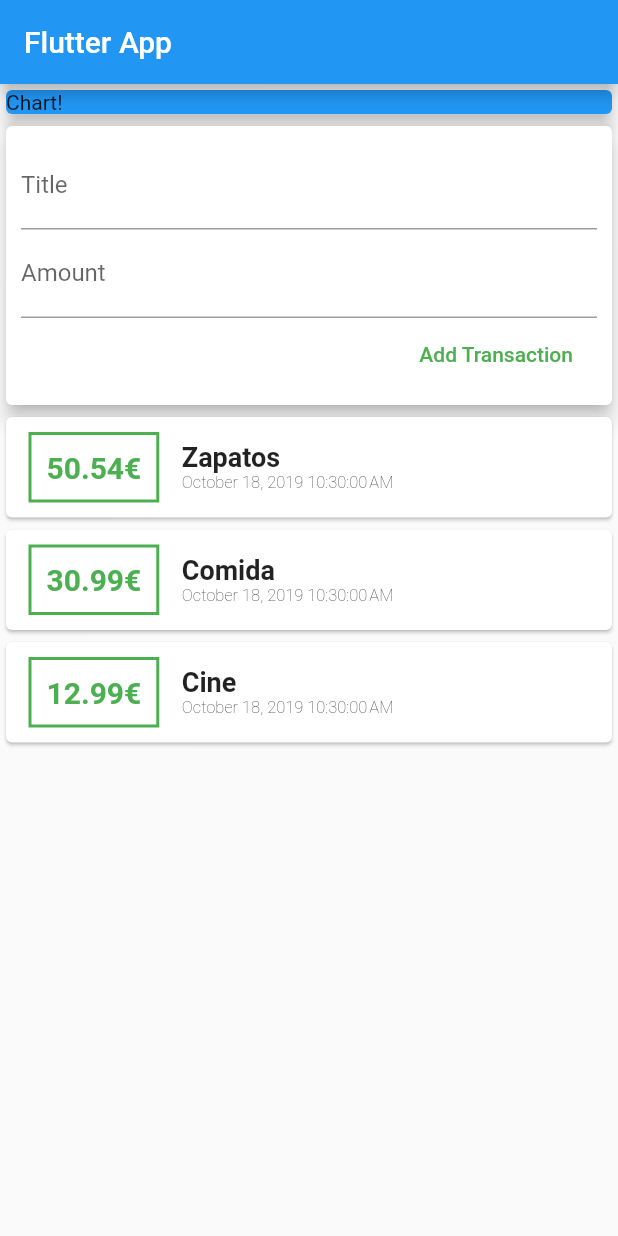
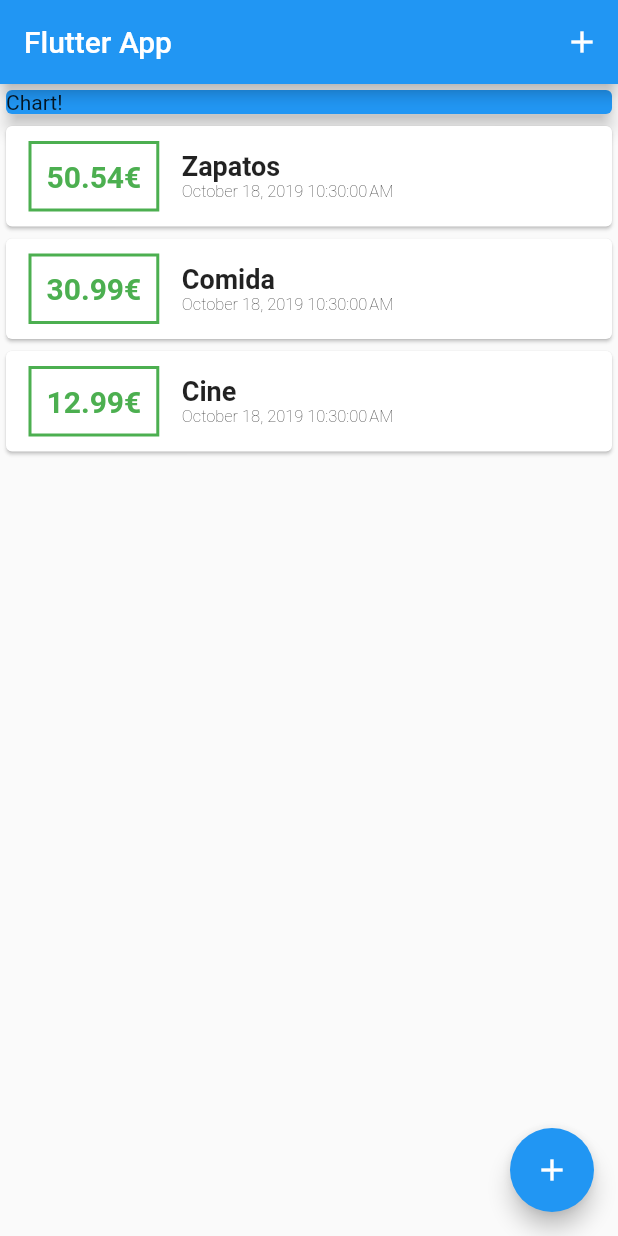
Before and after one commit to Drata/personal-expenses-app, a Flutter app: the screen it shows after launch, on a phone screen of 412 x 824 dp. Run offline on Flutter 3.47's test engine with Material 2 defaults, Android fonts, the phone set to English and light mode, and no system bars.

Commit message:
Added Bottom Modal Sheet for New Transactions

```diff
--- a/lib/main.dart
+++ b/lib/main.dart
@@ -1,6 +1,9 @@
 import 'package:flutter/material.dart';
 import 'package:flutter/rendering.dart';
-import './widgets/user_transactions.dart';
+import 'package:personal_expenses/widgets/transactions_list.dart';
+import './widgets/new_transaction.dart';
+import './widgets/transactions_list.dart';
+import './models/transaction.dart';
 
 void main() => runApp(MyApp());
 
@@ -14,15 +17,57 @@ class MyApp extends StatelessWidget {
   }
 }
 
-class MyHomePage extends StatelessWidget {
+class MyHomePage extends StatefulWidget {
+  @override
+  _MyHomePageState createState() => _MyHomePageState();
+}
+
+class _MyHomePageState extends State<MyHomePage> {
+  final List<Transaction> _userTransactions = [
+    Transaction(
+        id: 't1', title: 'Zapatos', amount: 50.54, date: DateTime.now()),
+    Transaction(id: 't2', title: 'Comida', amount: 30.99, date: DateTime.now()),
+    Transaction(id: 't3', title: 'Cine', amount: 12.99, date: DateTime.now())
+  ];
+
+  void _addNewTransaction(String title, double amount) {
+    final newTx = Transaction(
+        title: title,
+        amount: amount,
+        date: DateTime.now(),
+        id: DateTime.now().toString());
+
+    setState(() {
+      _userTransactions.add(newTx);
+    });
+  }
+
+  void _startAddNewTransactions(BuildContext ctx) {
+    showModalBottomSheet(
+        context: ctx,
+        builder: (_) {
+          return GestureDetector(
+            onTap: () {},
+            child: NewTransaction(_addNewTransaction),
+            behavior: HitTestBehavior.opaque,
+          );
+        });
+  }
+
   @override
   Widget build(BuildContext context) {
     return Scaffold(
       appBar: AppBar(
         title: Text('Flutter App'),
+        actions: <Widget>[
+          IconButton(
+            icon: Icon(Icons.add),
+            onPressed: () => _startAddNewTransactions(context),
+          ),
+        ],
       ),
       body: SingleChildScrollView(
-              child: Column(
+        child: Column(
           crossAxisAlignment: CrossAxisAlignment.stretch,
           children: <Widget>[
             Container(
@@ -35,9 +80,13 @@ class MyHomePage extends StatelessWidget {
                 elevation: 5,
               ),
             ),
-            UserTransactions(),
+            TransactionList(_userTransactions),
           ],
         ),
+      ),
+      floatingActionButton: FloatingActionButton(
+        child: Icon(Icons.add),
+        onPressed: () => _startAddNewTransactions(context),
       ),
     );
   }
--- a/lib/widgets/transactions_list.dart
+++ b/lib/widgets/transactions_list.dart
@@ -3,18 +3,17 @@ import '../models/transaction.dart';
 import 'package:intl/intl.dart';
 
 class TransactionList extends StatelessWidget {
-
-
   final List<Transaction> transactions;
 
   TransactionList(this.transactions);
 
   @override
   Widget build(BuildContext context) {
-
     return Container(
-      child: Column(
-        children: transactions.map((tx) {
+      height: 300,
+      child: ListView.builder(
+        itemCount: transactions.length,
+        itemBuilder: (ctx, index) {
           return Card(
             child: Row(
               children: <Widget>[
@@ -24,7 +23,7 @@ class TransactionList extends StatelessWidget {
                         border: Border.all(color: Colors.green, width: 2)),
                     padding: EdgeInsets.all(10),
                     child: Text(
-                    '${tx.amount}€', // string interpolation
+                      '${transactions[index].amount.toStringAsFixed(2)}€', // string interpolation
                       style: TextStyle(
                           fontWeight: FontWeight.bold,
                           fontSize: 20,
@@ -34,21 +33,23 @@ class TransactionList extends StatelessWidget {
                   crossAxisAlignment: CrossAxisAlignment.start,
                   children: <Widget>[
                     Text(
-                    tx.title,
-                    style: TextStyle(fontSize: 18, fontWeight: FontWeight.bold),
+                      transactions[index].title,
+                      style:
+                          TextStyle(fontSize: 18, fontWeight: FontWeight.bold),
                     ),
                     Text(
-                    DateFormat().format(tx.date),
+                      DateFormat().format(transactions[index].date),
                       style: TextStyle(
                           fontSize: 11,
                           color: Colors.black,
                           fontWeight: FontWeight.w200),
                     ),
                   ],
-              )
+                ),
               ],
-          ));
-        }).toList(),
+            ),
+          );
+        },
       ),
     );
   }
--- a/lib/widgets/user_transactions.dart
+++ /dev/null
@@ -1,40 +0,0 @@
-import 'package:flutter/material.dart';
-import '../widgets/new_transaction.dart';
-import '../widgets/transactions_list.dart';
-import '../models/transaction.dart';
-
-class UserTransactions extends StatefulWidget {
-  @override
-  _UserTransactionsState createState() => _UserTransactionsState();
-}
-
-class _UserTransactionsState extends State<UserTransactions> {
-  final List<Transaction> _userTransactions = [
-    Transaction(
-        id: 't1', title: 'Zapatos', amount: 50.54, date: DateTime.now()),
-    Transaction(id: 't2', title: 'Comida', amount: 30.99, date: DateTime.now()),
-    Transaction(id: 't3', title: 'Cine', amount: 12.99, date: DateTime.now())
-  ];
-
-  void _addNewTransaction(String title, double amount) {
-    final newTx = Transaction(
-        title: title,
-        amount: amount,
-        date: DateTime.now(),
-        id: DateTime.now().toString());
-
-    setState(() {
-     _userTransactions.add(newTx);
-    });
-  }
-
-  @override
-  Widget build(BuildContext context) {
-    return Column(
-      children: <Widget>[
-        NewTransaction(_addNewTransaction),
-        TransactionList(_userTransactions),
-      ],
-    );
-  }
-}
```
Also changed, not shown: lib/widgets/new_transaction.dart (+15 -4 lines). Lines whose indentation alone changed are shown as unchanged.
